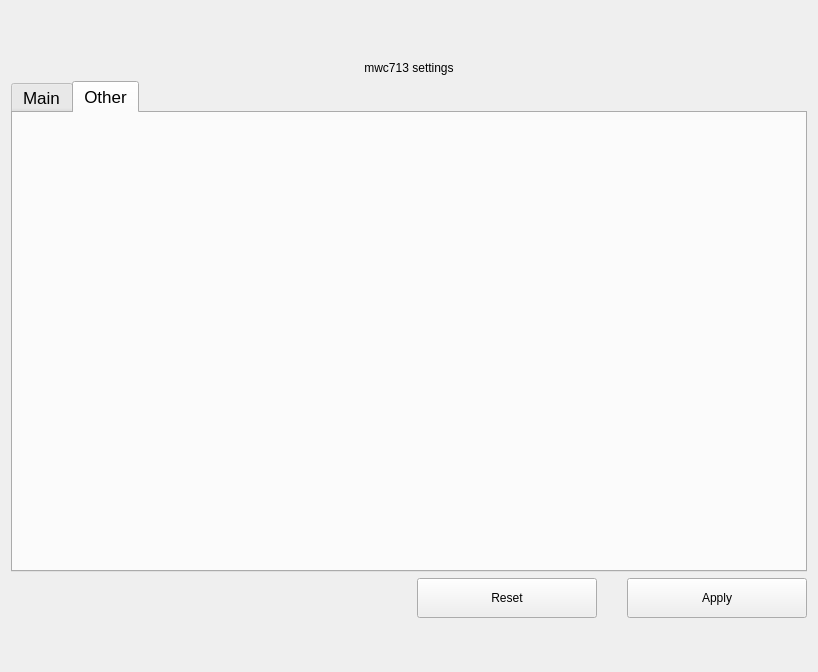
Above: windows/x_walletconfig.ui from 0xkobe/mwc-wallet before the change. Below: the same form after it.
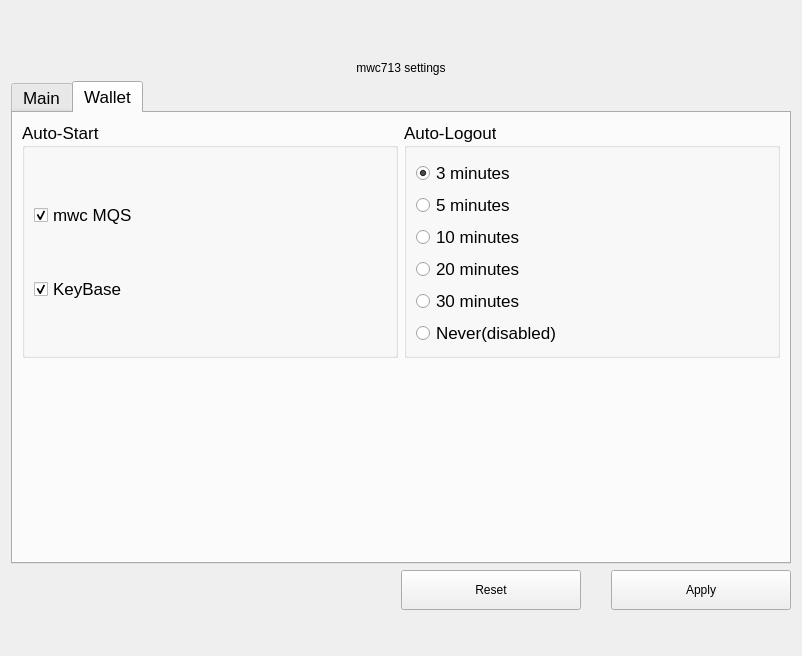
That is the form after the change. The open tabs and pages were chosen to show the change. Icons and pictures are not drawn. Custom widgets are drawn as their Qt base class.

Commit message: add auto_start and auto_logout ui settings and implement auto_start function

```diff
--- a/windows/x_walletconfig.ui
+++ b/windows/x_walletconfig.ui
@@ -6,8 +6,8 @@
    <rect>
     <x>0</x>
     <y>0</y>
-    <width>818</width>
-    <height>672</height>
+    <width>802</width>
+    <height>656</height>
    </rect>
   </property>
   <property name="windowTitle">
@@ -718,8 +718,125 @@
      </widget>
      <widget class="QWidget" name="tab_2">
       <attribute name="title">
-       <string>Other</string>
+       <string>Wallet</string>
       </attribute>
+      <layout class="QVBoxLayout" name="verticalLayout_7">
+       <item>
+        <layout class="QHBoxLayout" name="horizontalLayout_2">
+         <item>
+          <widget class="QGroupBox" name="autoStart">
+           <property name="styleSheet">
+            <string notr="true"/>
+           </property>
+           <property name="title">
+            <string>Auto-Start</string>
+           </property>
+           <layout class="QVBoxLayout" name="verticalLayout_6">
+            <property name="topMargin">
+             <number>12</number>
+            </property>
+            <item>
+             <widget class="QCheckBox" name="start_mqs">
+              <property name="text">
+               <string>mwc MQS</string>
+              </property>
+              <property name="checked">
+               <bool>true</bool>
+              </property>
+             </widget>
+            </item>
+            <item>
+             <widget class="QCheckBox" name="start_keybase">
+              <property name="text">
+               <string>KeyBase</string>
+              </property>
+              <property name="checked">
+               <bool>true</bool>
+              </property>
+             </widget>
+            </item>
+           </layout>
+          </widget>
+         </item>
+         <item>
+          <widget class="QGroupBox" name="autoLogout">
+           <property name="styleSheet">
+            <string notr="true"/>
+           </property>
+           <property name="title">
+            <string>Auto-Logout</string>
+           </property>
+           <layout class="QVBoxLayout" name="verticalLayout_8">
+            <property name="topMargin">
+             <number>12</number>
+            </property>
+            <item>
+             <widget class="QRadioButton" name="logout_3">
+              <property name="text">
+               <string>3 minutes</string>
+              </property>
+              <property name="checked">
+               <bool>true</bool>
+              </property>
+             </widget>
+            </item>
+            <item>
+             <widget class="QRadioButton" name="logout_5">
+              <property name="text">
+               <string>5 minutes</string>
+              </property>
+              <property name="checked">
+               <bool>false</bool>
+              </property>
+             </widget>
+            </item>
+            <item>
+             <widget class="QRadioButton" name="logout_10">
+              <property name="text">
+               <string>10 minutes</string>
+              </property>
+             </widget>
+            </item>
+            <item>
+             <widget class="QRadioButton" name="logout_20">
+              <property name="text">
+               <string>20 minutes</string>
+              </property>
+             </widget>
+            </item>
+            <item>
+             <widget class="QRadioButton" name="logout_30">
+              <property name="text">
+               <string>30 minutes</string>
+              </property>
+             </widget>
+            </item>
+            <item>
+             <widget class="QRadioButton" name="logout_never">
+              <property name="text">
+               <string>Never(disabled)</string>
+              </property>
+             </widget>
+            </item>
+           </layout>
+          </widget>
+         </item>
+        </layout>
+       </item>
+       <item>
+        <spacer name="verticalSpacer">
+         <property name="orientation">
+          <enum>Qt::Vertical</enum>
+         </property>
+         <property name="sizeHint" stdset="0">
+          <size>
+           <width>20</width>
+           <height>40</height>
+          </size>
+         </property>
+        </spacer>
+       </item>
+      </layout>
      </widget>
     </widget>
    </item>
```
Left out of the diff: 2 changed lines with no effect on the pictures. The commit also changes 8 other files.
